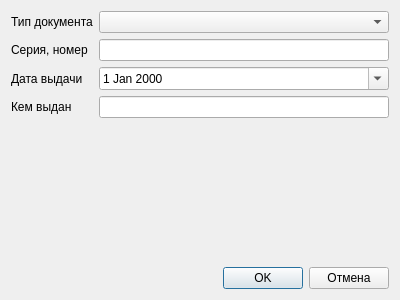
Above: msystem/src/patients/documenteditdialog.ui from megakoko/m-system before the change. Below: the same form after it.
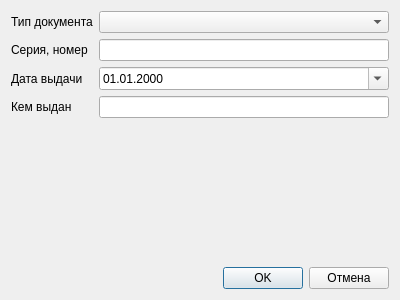
That is the form after the change.

Commit message: Поправил формат даты.

```diff
--- a/msystem/src/patients/documenteditdialog.ui
+++ b/msystem/src/patients/documenteditdialog.ui
@@ -61,6 +61,9 @@
        <property name="currentSection">
         <enum>QDateTimeEdit::DaySection</enum>
        </property>
+       <property name="displayFormat">
+        <string>dd.MM.yyyy</string>
+       </property>
        <property name="calendarPopup">
         <bool>true</bool>
        </property>
```
The commit also changes 1 other file.
